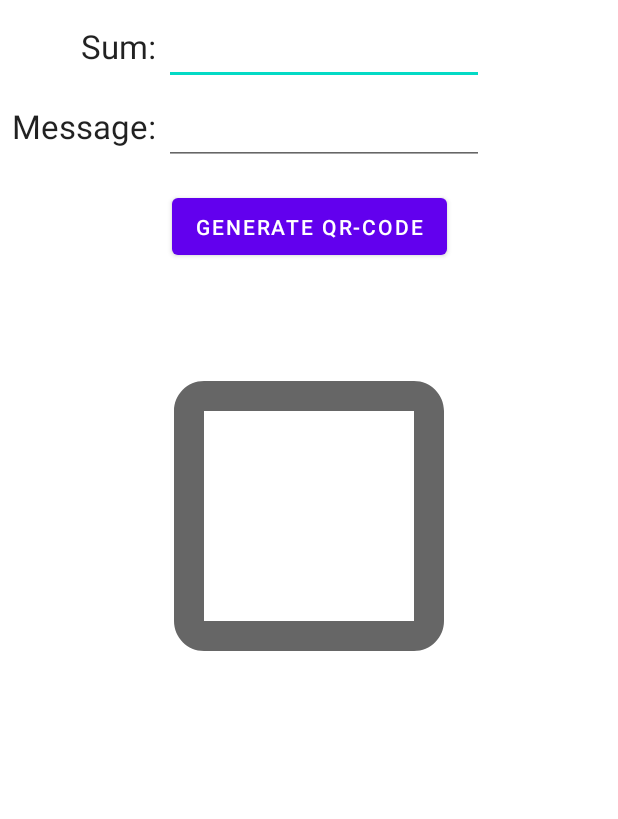
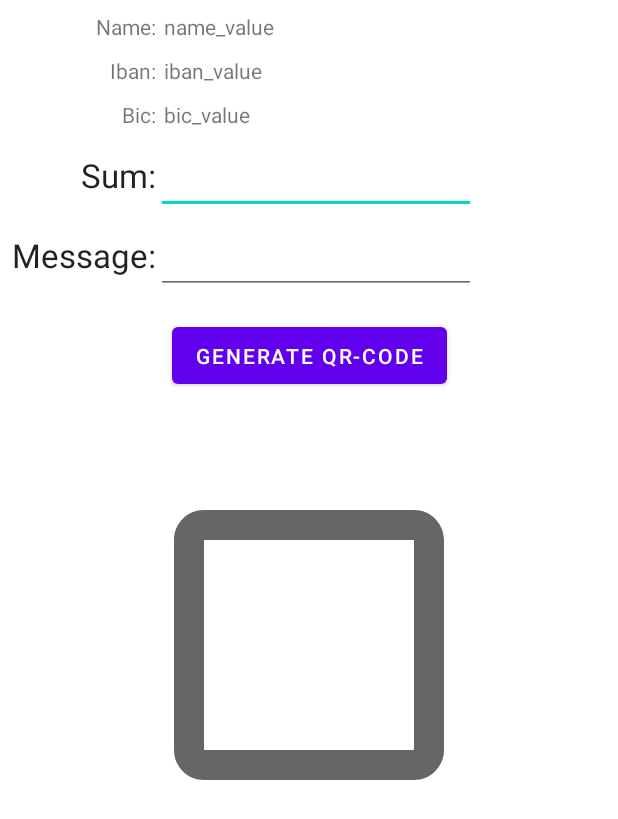
Before and after one commit to eregni/sct_qr-code, an Android app: the layout activity_main.xml on its own in the app's theme, with its tools: preview values and no code run, on a phone screen of 412 x 824 dp. Shown: the top 819 px of the screen. Run offline under Robolectric (Android 15) with nearby library versions, the phone set to English and light mode, and no system bars.

```diff
--- a/app/src/main/res/layout/activity_main.xml
+++ b/app/src/main/res/layout/activity_main.xml
@@ -5,6 +5,60 @@
     android:layout_width="match_parent"
     android:layout_height="match_parent"
     tools:layout_editor_absoluteY="81dp">
+
+    <TextView
+        android:id="@+id/label_name"
+        android:layout_width="wrap_content"
+        android:layout_height="wrap_content"
+        android:layout_marginTop="8dp"
+        android:text="@string/label_name"
+        app:layout_constraintEnd_toEndOf="@+id/label_message"
+        app:layout_constraintTop_toTopOf="parent" />
+
+    <TextView
+        android:id="@+id/label_name_value"
+        android:layout_width="wrap_content"
+        android:layout_height="wrap_content"
+        android:layout_marginStart="5dp"
+        android:text="name_value"
+        app:layout_constraintStart_toEndOf="@+id/label_name"
+        app:layout_constraintTop_toTopOf="@+id/label_name" />
+
+    <TextView
+        android:id="@+id/label_iban"
+        android:layout_width="wrap_content"
+        android:layout_height="wrap_content"
+        android:layout_marginTop="10dp"
+        android:text="@string/label_iban"
+        app:layout_constraintEnd_toEndOf="@+id/label_message"
+        app:layout_constraintTop_toBottomOf="@+id/label_name" />
+
+    <TextView
+        android:id="@+id/label_iban_value"
+        android:layout_width="wrap_content"
+        android:layout_height="wrap_content"
+        android:layout_marginStart="5dp"
+        android:text="iban_value"
+        app:layout_constraintStart_toEndOf="@+id/label_iban"
+        app:layout_constraintTop_toTopOf="@+id/label_iban" />
+
+    <TextView
+        android:id="@+id/label_bic"
+        android:layout_width="wrap_content"
+        android:layout_height="wrap_content"
+        android:layout_marginTop="10dp"
+        android:text="@string/label_bic"
+        app:layout_constraintEnd_toStartOf="@+id/input_message"
+        app:layout_constraintTop_toBottomOf="@+id/label_iban" />
+
+    <TextView
+        android:id="@+id/label_bic_value"
+        android:layout_width="wrap_content"
+        android:layout_height="wrap_content"
+        android:layout_marginStart="5dp"
+        android:text="bic_value"
+        app:layout_constraintStart_toEndOf="@+id/label_bic"
+        app:layout_constraintTop_toTopOf="@+id/label_bic" />
 
     <TextView
         android:id="@+id/label_amount"
@@ -15,7 +69,7 @@
         android:text="@string/label_amount"
         android:textAppearance="@style/TextAppearance.AppCompat.Large"
         app:layout_constraintEnd_toEndOf="@+id/label_message"
-        app:layout_constraintTop_toTopOf="parent"
+        app:layout_constraintTop_toBottomOf="@+id/label_bic"
         tools:ignore="TouchTargetSizeCheck" />
 
     <EditText
@@ -62,7 +116,7 @@
         android:layout_height="wrap_content"
         android:layout_marginTop="16dp"
         android:height="50dp"
-        android:onClick="generateQrCode"
+        android:onClick="handlerGenerateQrCode"
         android:text="@string/btn_generate_qr"
         app:layout_constraintEnd_toEndOf="parent"
         app:layout_constraintHorizontal_bias="0.5"
@@ -83,4 +137,6 @@
         app:layout_constraintTop_toBottomOf="@+id/button_generate_qr" />
 
 
+
+
 </androidx.constraintlayout.widget.ConstraintLayout>
--- a/app/src/main/res/values/strings.xml
+++ b/app/src/main/res/values/strings.xml
@@ -3,8 +3,11 @@
     <string name="app_name">SCT QR-code generator</string>
 
     <!-- Main Activity-->
-    <string name="label_amount">"Sum: "</string>
-    <string name="label_message">"Message: "</string>
+    <string name="label_name">Name:</string>
+    <string name="label_iban" translatable="false">Iban:</string>
+    <string name="label_bic" translatable="false">Bic:</string>
+    <string name="label_amount">Sum:</string>
+    <string name="label_message">Message:</string>
     <string name="btn_generate_qr">Generate QR-code</string>
     <string name="btn_settings">Settings</string>
     <string name="qr_code" translatable="false">qr-code</string>
@@ -14,6 +17,8 @@
     <string name="settings_name">First + last name</string>
     <string name="settings_iban" translatable="false">IBAN</string>
     <string name="settings_bic" translatable="false">BIC</string>
+    <string name="dialog_setup_title" translatable="false">Setup</string>
+    <string name="dialog_setup_message">You need to set up:\n- Name\n- Iban\n- Bic</string>
 
     <!-- Menu main -->
     <string name="menu_settings">Settings</string>
--- a/app/src/main/res/xml/root_preferences.xml
+++ b/app/src/main/res/xml/root_preferences.xml
@@ -1,6 +1,6 @@
-<PreferenceScreen xmlns:tools="http://schemas.android.com/tools"
-    xmlns:android="http://schemas.android.com/apk/res/android"
-    xmlns:app="http://schemas.android.com/apk/res-auto">
+<PreferenceScreen xmlns:android="http://schemas.android.com/apk/res/android"
+    xmlns:app="http://schemas.android.com/apk/res-auto"
+    xmlns:tools="http://schemas.android.com/tools">
 
     <EditTextPreference
         android:key="settings_name"
```
Also changed, not shown: app/src/main/java/com/ed/sctqrcode/MainActivity.kt (+13 -16 lines), app/src/main/java/com/ed/sctqrcode/SettingsActivity.kt (+54 -4 lines), app/src/main/res/layout/activity_settings.xml (renamed from app/src/main/res/layout/settings_activity.xml), 1 other file.
